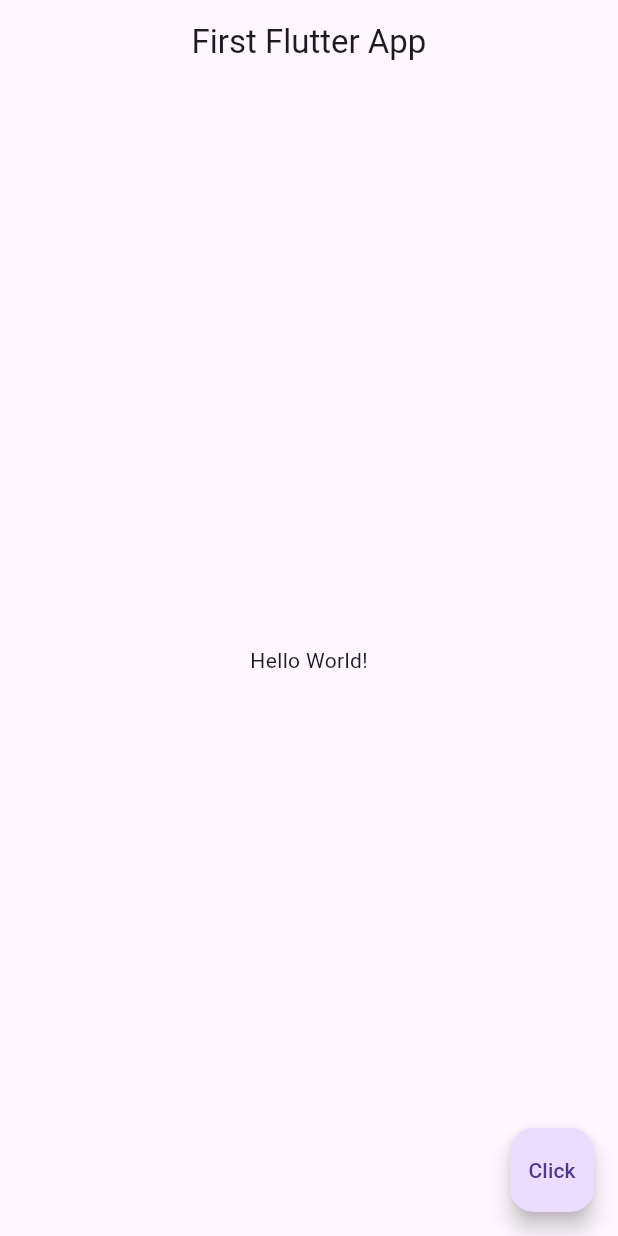
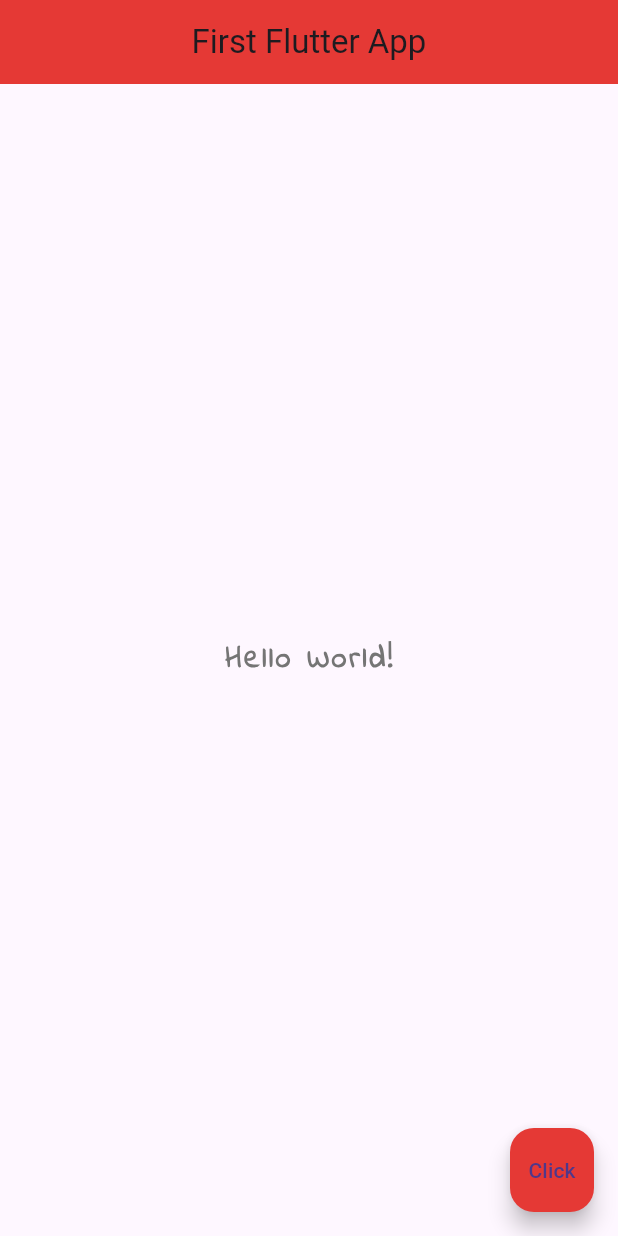
Before and after one commit to OwenLin-lwc/first_flutter_app, a Flutter app: the screen it shows after launch, after a tap on "Click", on a phone screen of 412 x 824 dp. Run offline on Flutter 3.47's test engine with Material 3 defaults, Android fonts, the phone set to English and light mode, and no system bars.

Commit message:
#6 - Colours & Fonts

```diff
--- a/lib/main.dart
+++ b/lib/main.dart
@@ -4,13 +4,29 @@ void main() {
   runApp(
     MaterialApp(
       home: Scaffold(
-        appBar: AppBar(title: Text('First Flutter App'), centerTitle: true),
-        body: Center(child: Text('Hello World!')),
+        appBar: AppBar(
+          title: Text('First Flutter App'),
+          centerTitle: true,
+          backgroundColor: Colors.red[600],
+        ),
+        body: Center(
+          child: Text(
+            'Hello World!',
+            style: TextStyle(
+              fontSize: 20,
+              fontWeight: FontWeight.bold,
+              letterSpacing: 2,
+              color: Colors.grey[600],
+              fontFamily: 'IndieFlower',
+            ),
+          ),
+        ),
         floatingActionButton: FloatingActionButton(
           onPressed: () {
             print('Floating Action Button Pressed!');
           },
           child: Text('Click'),
+          backgroundColor: Colors.red[600],
         ),
       ),
     ),
```
Also changed, not shown: pubspec.yaml (+4 -13 lines), fonts/IndieFlower-Regular.ttf (added), pubspec.lock.
